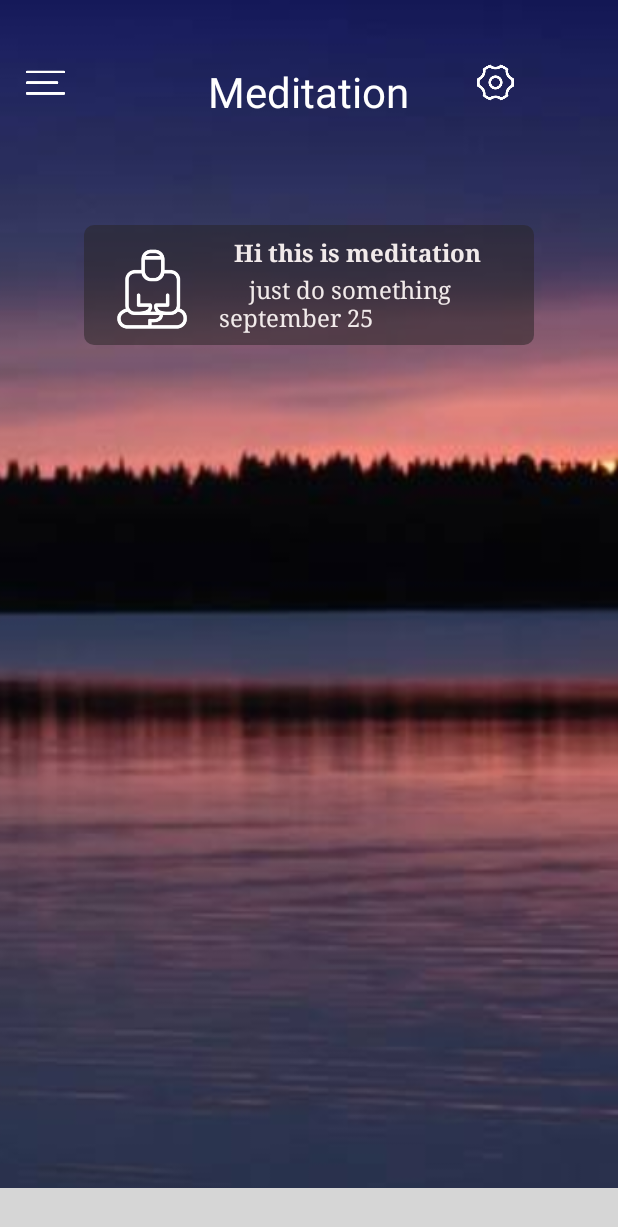
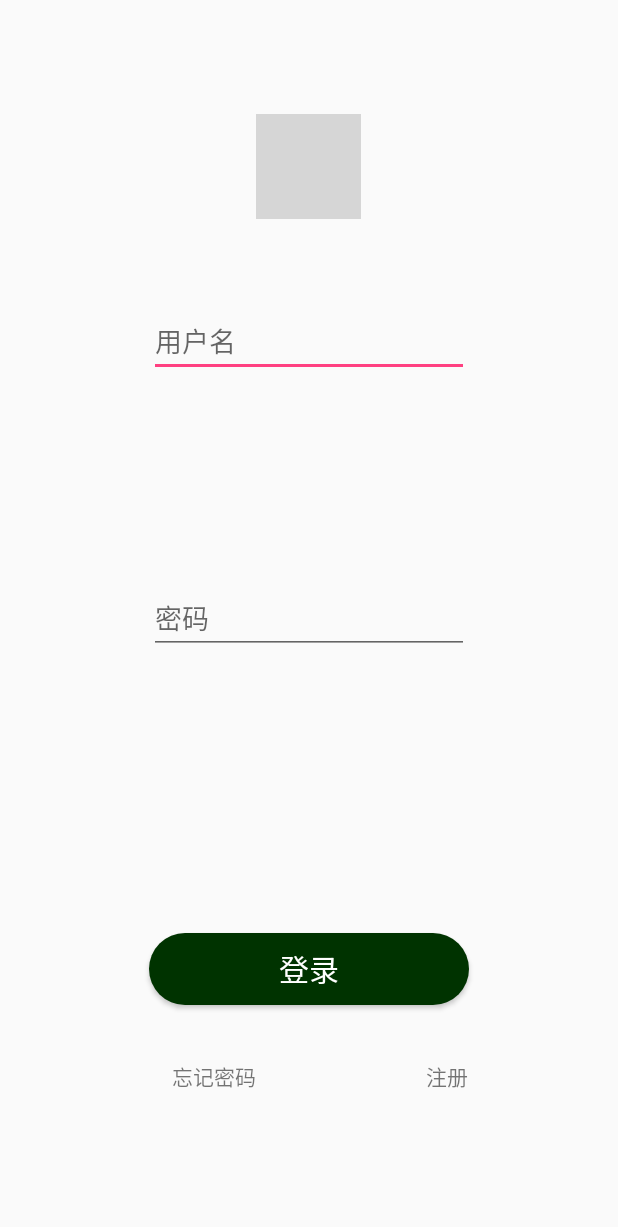
Before and after one commit to yeiamx/meditation, an Android app: the screen it shows after launch (MainActivity before the commit, Login after it), on a phone screen of 412 x 824 dp. Shown: the top 1227 px of the screen. Run offline under Robolectric (Android 15) with nearby library versions, the phone set to English and light mode, and no system bars; our stand-ins replace CircleImageView; libraries missing offline, so code that uses them is left out: com.alibaba.fastjson, com.ashokvarma.bottomnavigation; plain views replace BottomNavigationBar; Roboto replaces fonts that are not available here; 7 statements that could not run were skipped; grey boxes are pictures that could not be loaded.

Commit message:
login_ui

```diff
--- a/front_end/Meditation/app/build.gradle
+++ b/front_end/Meditation/app/build.gradle
@@ -28,6 +28,9 @@ dependencies {
     compile 'com.squareup.okhttp3:okhttp:3.10.0'
     compile 'com.squareup.okio:okio:1.14.0'
 
+    compile fileTree(include: ['*.jar'], dir: 'libs')
+    compile 'com.android.support:appcompat-v7:26.1.0'
+    compile 'de.hdodenhof:circleimageview:2.1.0'
 
     compile 'com.alibaba:fastjson:1.1.52.android'
 
--- a/front_end/Meditation/app/src/main/AndroidManifest.xml
+++ b/front_end/Meditation/app/src/main/AndroidManifest.xml
@@ -2,6 +2,11 @@
 <manifest xmlns:android="http://schemas.android.com/apk/res/android"
     package="com.mrxia.meditation">
     <uses-permission android:name="android.permission.INTERNET"/>
+    <!-- SD卡写权限 -->
+    <uses-permission android:name="android.permission.WRITE_EXTERNAL_STORAGE" />
+
+    <!-- 使用相机 -->
+    <uses-permission android:name="android.permission.CAMERA" />
     <application
         android:allowBackup="true"
         android:icon="@mipmap/ic_launcher"
@@ -15,6 +20,9 @@
                 <category android:name="android.intent.category.LAUNCHER" />
             </intent-filter>
         </activity>
+        <activity android:name=".layout.Login">
+
+        </activity>
     </application>
 
 </manifest>
--- a/front_end/Meditation/app/src/main/java/com/mrxia/meditation/MyApplication.java
+++ b/front_end/Meditation/app/src/main/java/com/mrxia/meditation/MyApplication.java
@@ -5,4 +5,5 @@ import android.app.Application;
 public class MyApplication extends Application {
     //public static final String urlStarter = "http://39.108.226.195:8080/meditation";
     public static final String urlStarter = "http://192.168.199.121:8080/meditation";
+    public static boolean isLogin = false;
 }
--- /dev/null
+++ b/front_end/Meditation/app/src/main/java/com/mrxia/meditation/layout/Login.java
@@ -0,0 +1,14 @@
+package com.mrxia.meditation.layout;
+
+import android.os.Bundle;
+import android.support.v7.app.AppCompatActivity;
+
+import com.mrxia.meditation.R;
+
+public class Login extends AppCompatActivity {
+    @Override
+    protected void onCreate(Bundle savedInstanceState) {
+        super.onCreate(savedInstanceState);
+        setContentView(R.layout.login);
+    }
+}
--- a/front_end/Meditation/app/src/main/java/com/mrxia/meditation/layout/MainActivity.java
+++ b/front_end/Meditation/app/src/main/java/com/mrxia/meditation/layout/MainActivity.java
@@ -1,5 +1,7 @@
 package com.mrxia.meditation.layout;
 
+import android.content.Context;
+import android.content.Intent;
 import android.os.Build;
 import android.support.v4.app.Fragment;
 import android.support.v4.app.FragmentManager;
@@ -9,10 +11,10 @@ import android.os.Bundle;
 import android.view.View;
 import android.view.ViewGroup;
 import android.view.WindowManager;
-import android.widget.TextView;
 
 import com.ashokvarma.bottomnavigation.BottomNavigationBar;
 import com.ashokvarma.bottomnavigation.BottomNavigationItem;
+import com.mrxia.meditation.MyApplication;
 import com.mrxia.meditation.R;
 
 import java.util.ArrayList;
@@ -26,6 +28,10 @@ public class MainActivity extends AppCompatActivity implements BottomNavigationB
     protected void onCreate(Bundle savedInstanceState) {
         super.onCreate(savedInstanceState);
         setContentView(R.layout.activity_main);
+        if(!MyApplication.isLogin){
+            Intent intent=new Intent(MainActivity.this,Login.class);   //Intent intent=new Intent(MainActivity.this,JumpToActivity.class);
+            startActivity(intent);
+        }
         fragments = new ArrayList<>();
         initView();
 
@@ -45,11 +51,11 @@ public class MainActivity extends AppCompatActivity implements BottomNavigationB
         navigationBar.setBarBackgroundColor(R.color.transparent_background);
 
         navigationBar.addItem(new BottomNavigationItem(R.mipmap.ic_launcher, "Home")
-                .setActiveColorResource(R.color.bottom_active_blue))
+                .setActiveColorResource(R.color.bottom_active))
                 .addItem(new BottomNavigationItem(R.mipmap.ic_launcher, "Music")
-                        .setActiveColorResource(R.color.bottom_active_blue))
+                        .setActiveColorResource(R.color.bottom_active))
                 .addItem(new BottomNavigationItem(R.mipmap.ic_launcher, "Meditation")
-                        .setActiveColorResource(R.color.bottom_active_blue))
+                        .setActiveColorResource(R.color.bottom_active))
                 .setFirstSelectedPosition(0)//默认选择索引为0的菜单
                 .initialise();//对导航进行重绘
 
--- /dev/null
+++ b/front_end/Meditation/app/src/main/res/drawable/head.xml
@@ -0,0 +1,12 @@
+<?xml version="1.0" encoding="utf-8"?>
+<shape xmlns:android="http://schemas.android.com/apk/res/android">
+
+    <!--背景颜色-->
+    <solid android:color="#82fcf6f6" />
+    <!--分别设置左上，右上，左下，右下-->
+    <corners
+        android:bottomLeftRadius="50px"
+        android:bottomRightRadius="50px"
+        android:topLeftRadius="50px"
+        android:topRightRadius="50px"/>
+</shape>
--- /dev/null
+++ b/front_end/Meditation/app/src/main/res/drawable/login_button.xml
@@ -0,0 +1,29 @@
+<?xml version="1.0" encoding="utf-8"?>
+
+<selector xmlns:android="http://schemas.android.com/apk/res/android">
+    <item android:state_pressed="false">
+        <shape>
+            <!--背景颜色-->
+            <solid android:color="@color/bottom_bar" />
+            <!--分别设置左上，右上，左下，右下-->
+            <corners
+                android:bottomLeftRadius="50px"
+                android:bottomRightRadius="50px"
+                android:topLeftRadius="50px"
+                android:topRightRadius="50px"/>
+        </shape>
+    </item>
+    <item android:state_pressed="true">
+        <shape>
+            <!--背景颜色-->
+            <solid android:color="@color/bottom_active" />
+            <!--分别设置左上，右上，左下，右下-->
+            <corners
+                android:bottomLeftRadius="50px"
+                android:bottomRightRadius="50px"
+                android:topLeftRadius="50px"
+                android:topRightRadius="50px"/>
+        </shape>
+    </item>
+
+</selector>
--- /dev/null
+++ b/front_end/Meditation/app/src/main/res/layout/login.xml
@@ -0,0 +1,71 @@
+<?xml version="1.0" encoding="utf-8"?>
+<RelativeLayout xmlns:android="http://schemas.android.com/apk/res/android"
+    xmlns:app="http://schemas.android.com/apk/res-auto"
+    android:orientation="vertical" android:layout_width="match_parent"
+    android:layout_height="match_parent">
+
+    <EditText
+        android:id="@+id/login_username_1"
+        android:layout_width="wrap_content"
+        android:layout_height="wrap_content"
+        android:layout_alignParentTop="true"
+        android:layout_centerHorizontal="true"
+        android:layout_marginTop="203dp"
+        android:ems="10"
+        android:hint="用户名"
+        android:inputType="textPersonName" />
+
+    <EditText
+        android:id="@+id/login_password_1"
+        android:layout_width="wrap_content"
+        android:layout_height="wrap_content"
+        android:layout_centerInParent="true"
+        android:ems="10"
+        android:hint="密码"
+        android:inputType="textPassword" />
+
+    <Button
+        android:id="@+id/button"
+        android:layout_width="213dp"
+        android:layout_height="wrap_content"
+        android:layout_alignParentBottom="true"
+        android:layout_centerHorizontal="true"
+        android:layout_marginBottom="154dp"
+        android:background="@drawable/login_button"
+        android:text="登录"
+        android:textColor="#FFFFFF"
+        android:textSize="20sp" />
+
+    <TextView
+        android:id="@+id/forget_password"
+        android:layout_width="wrap_content"
+        android:layout_height="wrap_content"
+        android:layout_alignParentBottom="true"
+        android:layout_marginBottom="96dp"
+        android:layout_toStartOf="@+id/login_head_1"
+        android:layout_toLeftOf="@+id/login_head_1"
+        android:text="忘记密码" />
+
+    <TextView
+        android:id="@+id/sign_up"
+        android:layout_width="wrap_content"
+        android:layout_height="wrap_content"
+        android:layout_alignParentEnd="true"
+        android:layout_alignParentRight="true"
+        android:layout_alignTop="@+id/forget_password"
+        android:layout_marginEnd="100dp"
+        android:layout_marginRight="100dp"
+        android:text="注册" />
+
+    <de.hdodenhof.circleimageview.CircleImageView
+        android:id="@+id/login_head_1"
+        android:layout_width="70dp"
+        android:layout_height="70dp"
+        android:layout_alignParentTop="true"
+        android:layout_centerHorizontal="true"
+        android:layout_marginTop="76dp"
+        android:src="@drawable/forest" />
+
+
+
+</RelativeLayout>
--- a/front_end/Meditation/app/src/main/res/values/colors.xml
+++ b/front_end/Meditation/app/src/main/res/values/colors.xml
@@ -5,8 +5,8 @@
     <color name="colorAccent">#FF4081</color>
     <color name="backgroundGray">#cabbc0</color>
     <color name="transparent_background">#85d8d0d0</color>
-    <color name="bottom_bar_blue">#286e93</color>
-    <color name="bottom_active_blue">#1d526e</color>
-    <color name="bottom_inactive_grey">#9e9e9e</color>
+    <color name="bottom_bar">#003300</color>
+    <color name="bottom_active">#669933</color>
+    <color name="bottom_inactive">#cccc99</color>
     <color name="theme_blue">#105978</color>
 </resources>
```
